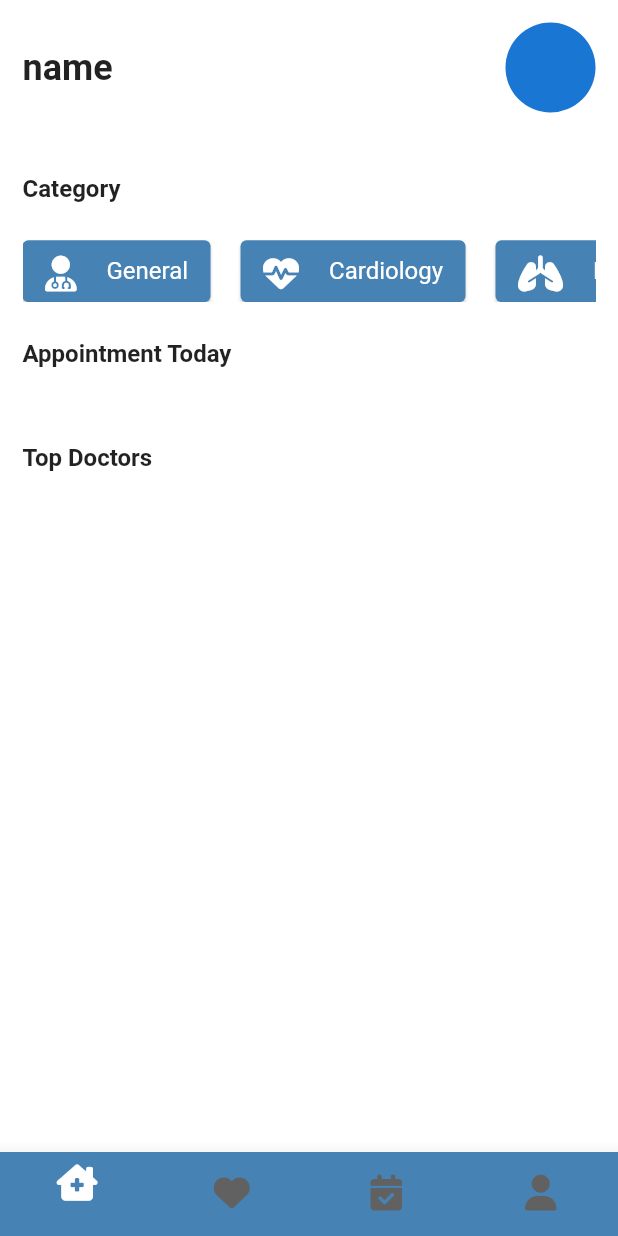
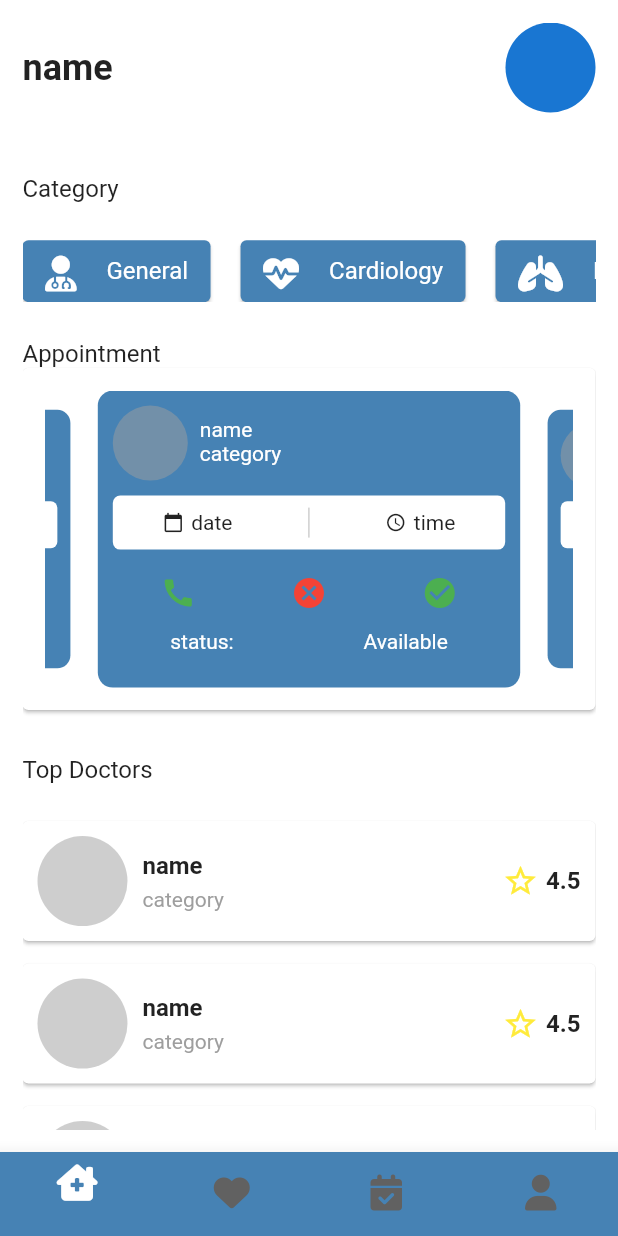
Before and after one commit to kennedyowusu/doctor_booking, a Flutter app: the screen it shows after launch, on a phone screen of 412 x 824 dp. Run offline on Flutter 3.47's test engine with Material 2 defaults, Android fonts, the phone set to English and light mode, and no system bars; drawn by our look-alikes of carousel_slider; our stand-ins replace font_awesome_flutter, get, lottie, table_calendar.

Commit message:
build the home screen

```diff
--- /dev/null
+++ b/lib/view/home/appointment_card_holder.dart
@@ -0,0 +1,193 @@
+import 'package:carousel_slider/carousel_slider.dart';
+import 'package:doctor_booking/utils/config.dart';
+import 'package:flutter/material.dart';
+
+class AppointmentCardHolder extends StatelessWidget {
+  const AppointmentCardHolder({
+    super.key,
+    required this.items,
+  });
+
+  final List items;
+
+  @override
+  Widget build(BuildContext context) {
+    return Card(
+      margin: const EdgeInsets.only(bottom: 5.0),
+      child: Padding(
+        padding: EdgeInsets.all(15),
+        child: CarouselSlider(
+          options: CarouselOptions(
+            // height: Config.heightSize * 0.25,
+            autoPlay: true,
+            autoPlayInterval: const Duration(seconds: 3),
+            autoPlayAnimationDuration: const Duration(milliseconds: 800),
+            autoPlayCurve: Curves.fastOutSlowIn,
+            enlargeCenterPage: true,
+            scrollDirection: Axis.horizontal,
+          ),
+          items: items
+              .map(
+                (item) => Container(
+                  padding: const EdgeInsets.all(10),
+                  decoration: BoxDecoration(
+                    color: Config.primaryColor,
+                    borderRadius: BorderRadius.circular(10),
+                  ),
+                  child: Column(
+                    crossAxisAlignment: CrossAxisAlignment.start,
+                    children: [
+                      Row(
+                        crossAxisAlignment: CrossAxisAlignment.start,
+                        children: [
+                          CircleAvatar(
+                            radius: 25,
+                            backgroundColor: Colors.grey.withOpacity(0.5),
+                            // backgroundImage:
+                            //     AssetImage('assets/profile1.jpg'),
+                          ),
+                          Padding(
+                            padding: EdgeInsets.all(8.0),
+                            child: Column(
+                              crossAxisAlignment: CrossAxisAlignment.start,
+                              children: [
+                                Text(
+                                  'name',
+                                  style: const TextStyle(
+                                    fontSize: 14,
+                                    fontWeight: FontWeight.w400,
+                                    color: Colors.white,
+                                  ),
+                                ),
+                                Text(
+                                  'category',
+                                  style: const TextStyle(
+                                    fontSize: 14,
+                                    color: Colors.white,
+                                  ),
+                                ),
+                              ],
+                            ),
+                          ),
+                        ],
+                      ),
+                      Center(
+                        child: Container(
+                          margin: const EdgeInsets.only(top: 10),
+                          decoration: BoxDecoration(
+                            color: Colors.white,
+                            borderRadius: BorderRadius.circular(5.0),
+                          ),
+                          width: double.infinity,
+                          child: Padding(
+                            padding: EdgeInsets.all(8.0),
+                            child: Row(
+                              mainAxisAlignment: MainAxisAlignment.spaceAround,
+                              children: [
+                                Row(
+                                  children: [
+                                    const Icon(
+                                      Icons.calendar_today,
+                                      size: 14,
+                                    ),
+                                    const SizedBox(
+                                      width: 5,
+                                    ),
+                                    Text(
+                                      'date',
+                                      style: const TextStyle(
+                                        fontSize: 14,
+                                        fontWeight: FontWeight.w400,
+                                      ),
+                                    ),
+                                  ],
+                                ),
+                                Container(
+                                  width: 1,
+                                  height: 20,
+                                  color: Colors.grey.withOpacity(0.5),
+                                ),
+                                Row(
+                                  children: [
+                                    const Icon(
+                                      Icons.access_time,
+                                      size: 14,
+                                    ),
+                                    const SizedBox(
+                                      width: 5,
+                                    ),
+                                    Text(
+                                      'time',
+                                      style: const TextStyle(
+                                        fontSize: 14,
+                                        fontWeight: FontWeight.w400,
+                                      ),
+                                    ),
+                                  ],
+                                ),
+                              ],
+                            ),
+                          ),
+                        ),
+                      ),
+                      SizedBox(
+                        height: 5.0,
+                      ),
+                      Row(
+                        mainAxisAlignment: MainAxisAlignment.spaceAround,
+                        children: [
+                          IconButton(
+                            icon: const Icon(
+                              Icons.call,
+                              color: Colors.green,
+                            ),
+                            onPressed: () {},
+                          ),
+                          IconButton(
+                            icon: const Icon(
+                              Icons.cancel_sharp,
+                              color: Colors.red,
+                            ),
+                            onPressed: () {},
+                          ),
+                          IconButton(
+                            icon: const Icon(
+                              Icons.check_circle,
+                              color: Colors.green,
+                            ),
+                            onPressed: () {},
+                          ),
+                        ],
+                      ),
+                      Row(
+                        mainAxisAlignment: MainAxisAlignment.spaceEvenly,
+                        children: [
+                          Text(
+                            'status:',
+                            style: const TextStyle(
+                              fontSize: 14,
+                              color: Colors.white,
+                            ),
+                          ),
+                          const SizedBox(
+                            width: 10,
+                          ),
+                          Text(
+                            'Available',
+                            style: const TextStyle(
+                              fontSize: 14,
+                              color: Colors.white,
+                            ),
+                          ),
+                        ],
+                      ),
+                    ],
+                  ),
+                ),
+              )
+              .toList(),
+        ),
+      ),
+    );
+  }
+}
--- a/lib/view/home/home.dart
+++ b/lib/view/home/home.dart
@@ -1,4 +1,7 @@
+import 'package:carousel_slider/carousel_slider.dart';
 import 'package:doctor_booking/utils/config.dart';
+import 'package:doctor_booking/view/home/appointment_card_holder.dart';
+import 'package:doctor_booking/view/home/top_doctors_card.dart';
 import 'package:flutter/material.dart';
 import 'package:font_awesome_flutter/font_awesome_flutter.dart';
 
@@ -40,6 +43,14 @@ class _HomeScreenState extends State<HomeScreen> {
     },
   ];
 
+  List items = [
+    'iTEM 1',
+    'iTEM 2',
+    'iTEM 3',
+    'ITEM 4',
+    'ITEM 5',
+  ];
+
   @override
   Widget build(BuildContext context) {
     Config().init(context);
@@ -52,7 +63,6 @@ class _HomeScreenState extends State<HomeScreen> {
             horizontal: 15,
             vertical: 15,
           ),
-          child: SafeArea(
           child: SingleChildScrollView(
             child: Column(
               mainAxisAlignment: MainAxisAlignment.start,
@@ -82,7 +92,6 @@ class _HomeScreenState extends State<HomeScreen> {
                   'Category',
                   style: TextStyle(
                     fontSize: 16,
-                      fontWeight: FontWeight.bold,
                   ),
                 ),
                 Config.spaceSmall,
@@ -123,26 +132,24 @@ class _HomeScreenState extends State<HomeScreen> {
                 ),
                 Config.spaceSmall,
                 const Text(
-                    'Appointment Today',
+                  'Appointment',
                   style: TextStyle(
                     fontSize: 16,
-                      fontWeight: FontWeight.bold,
                   ),
                 ),
-                  Config.spaceSmall,
+                AppointmentCardHolder(items: items),
                 // doctor.isNotEmpty
                 Config.spaceSmall,
                 Text(
                   'Top Doctors',
                   style: TextStyle(
                     fontSize: 16,
-                      fontWeight: FontWeight.bold,
                   ),
                 ),
                 Config.spaceSmall,
-
+                TopDoctorsCardHolder(),
+                Config.spaceSmall,
               ],
-              ),
             ),
           ),
         ),
--- /dev/null
+++ b/lib/view/home/top_doctors_card.dart
@@ -0,0 +1,85 @@
+import 'package:flutter/material.dart';
+
+class TopDoctorsCardHolder extends StatelessWidget {
+  const TopDoctorsCardHolder({
+    super.key,
+  });
+
+  @override
+  Widget build(BuildContext context) {
+    return SizedBox(
+      // height: Config.heightSize * 0.35,
+      child: Column(
+        children: [
+          for (int i = 0; i < 5; i++)
+            Card(
+              margin: const EdgeInsets.only(bottom: 15.0),
+              child: Padding(
+                padding: const EdgeInsets.all(10),
+                child: Row(
+                  mainAxisAlignment: MainAxisAlignment.spaceBetween,
+                  children: <Widget>[
+                    Row(
+                      children: <Widget>[
+                        SizedBox(
+                          child: CircleAvatar(
+                            radius: 30,
+                            backgroundColor: Colors.grey.withOpacity(0.5),
+                            // backgroundImage:
+                            //     AssetImage('assets/profile1.jpg'),
+                          ),
+                        ),
+                        const SizedBox(
+                          width: 10,
+                        ),
+                        Column(
+                          crossAxisAlignment: CrossAxisAlignment.start,
+                          children: <Widget>[
+                            Text(
+                              'name',
+                              style: const TextStyle(
+                                fontSize: 16,
+                                fontWeight: FontWeight.bold,
+                              ),
+                            ),
+                            const SizedBox(
+                              height: 5,
+                            ),
+                            Text(
+                              'category',
+                              style: const TextStyle(
+                                fontSize: 14,
+                                color: Colors.grey,
+                              ),
+                            ),
+                          ],
+                        ),
+                      ],
+                    ),
+                    Row(
+                      children: [
+                        const Icon(
+                          Icons.star_outline_sharp,
+                          color: Colors.yellow,
+                        ),
+                        const SizedBox(
+                          width: 5,
+                        ),
+                        Text(
+                          "4.5",
+                          style: const TextStyle(
+                            fontSize: 16,
+                            fontWeight: FontWeight.bold,
+                          ),
+                        ),
+                      ],
+                    ),
+                  ],
+                ),
+              ),
+            ),
+        ],
+      ),
+    );
+  }
+}
--- a/pubspec.yaml
+++ b/pubspec.yaml
@@ -41,6 +41,7 @@ dependencies:
   table_calendar: ^3.0.9
   lottie: ^2.2.0
   rating_dialog: ^2.0.4
+  carousel_slider: ^4.2.1
 
 dev_dependencies:
   flutter_test:
```
Also changed, not shown: pubspec.lock. Lines whose indentation alone changed are shown as unchanged.
